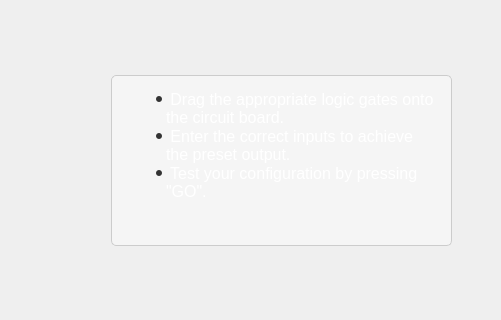
Old version of the form LevelsView.ui in the repository AhmedZ70/BitWise-EducationalApp; both pictures show x 799 to 1300 and y 125 to 445 of the 1300 by 800 pixel window.
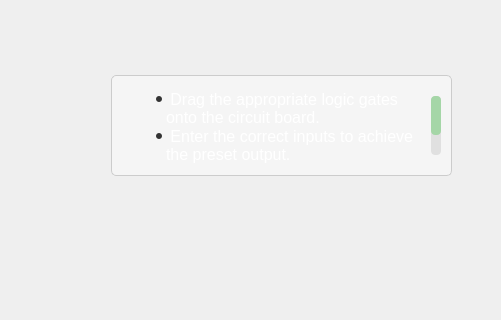
New version of the form. The open tabs and pages were chosen to show the change. Icons and pictures are not drawn. Custom widgets are drawn as their Qt base class.

What changed in the file:
```diff
--- a/LevelsView.ui
+++ b/LevelsView.ui
@@ -3461,7 +3461,7 @@
        <x>910</x>
        <y>30</y>
        <width>341</width>
-       <height>171</height>
+       <height>101</height>
       </rect>
      </property>
      <property name="styleSheet">
```
Left out of the diff: 24 changed lines with no effect on the pictures.
